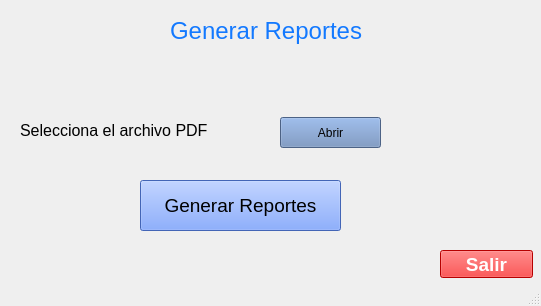
Above: PDF_UI.ui from henrryforce/explotandopdf_mult before the change. Below: the same form after it.
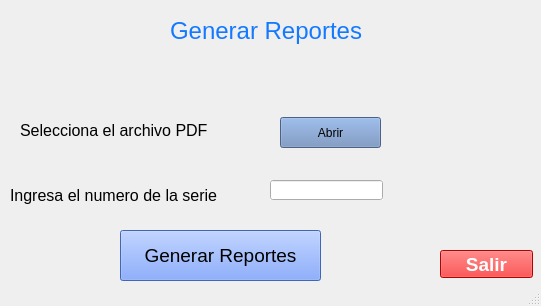
That is the form after the change.

Commit message: Interfaz funcionando se agregan validaciones extras para errores de formato de origen

Patch:
```diff
--- a/PDF_UI.ui
+++ b/PDF_UI.ui
@@ -78,8 +78,8 @@
    <widget class="QPushButton" name="btnGenerar">
     <property name="geometry">
      <rect>
-      <x>140</x>
-      <y>180</y>
+      <x>120</x>
+      <y>230</y>
       <width>201</width>
       <height>51</height>
      </rect>
@@ -120,6 +120,42 @@
      <string>Salir</string>
     </property>
    </widget>
+   <widget class="QLabel" name="lblserie">
+    <property name="geometry">
+     <rect>
+      <x>10</x>
+      <y>180</y>
+      <width>221</width>
+      <height>31</height>
+     </rect>
+    </property>
+    <property name="font">
+     <font>
+      <pointsize>12</pointsize>
+     </font>
+    </property>
+    <property name="text">
+     <string>Ingresa el numero de la serie</string>
+    </property>
+   </widget>
+   <widget class="QLineEdit" name="txtSerie">
+    <property name="geometry">
+     <rect>
+      <x>270</x>
+      <y>180</y>
+      <width>113</width>
+      <height>20</height>
+     </rect>
+    </property>
+    <property name="font">
+     <font>
+      <pointsize>10</pointsize>
+     </font>
+    </property>
+    <property name="autoFillBackground">
+     <bool>true</bool>
+    </property>
+   </widget>
   </widget>
   <widget class="QStatusBar" name="statusbar"/>
  </widget>
```
The commit also changes 7 other files.
